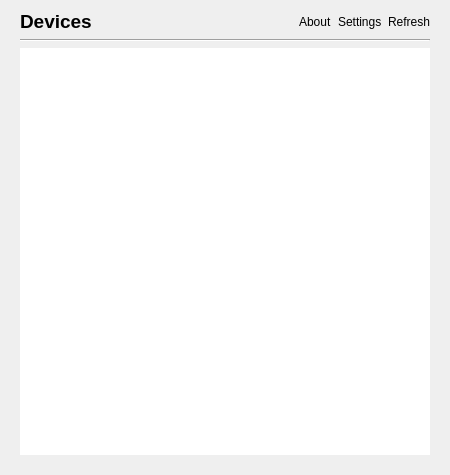
Before: the Qt Designer form sokketter-ui/sources/mainwindow.ui in morwy/sokketter, drawn with Qt 5.
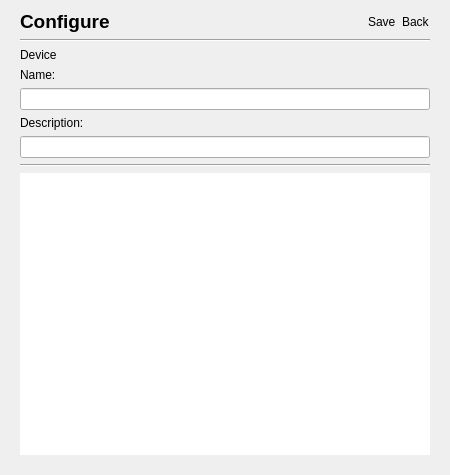
After: the same form once the commit is applied. The open tabs and pages were chosen to show the change. Custom widgets are drawn as their Qt base class.

The edit to the form file:
```diff
--- a/sokketter-ui/sources/mainwindow.ui
+++ b/sokketter-ui/sources/mainwindow.ui
@@ -730,6 +730,186 @@
         </item>
        </layout>
       </widget>
+      <widget class="QWidget" name="device_configure_page">
+       <layout class="QVBoxLayout" name="verticalLayout_8">
+        <property name="leftMargin">
+         <number>0</number>
+        </property>
+        <property name="topMargin">
+         <number>0</number>
+        </property>
+        <property name="rightMargin">
+         <number>0</number>
+        </property>
+        <property name="bottomMargin">
+         <number>0</number>
+        </property>
+        <item>
+         <widget class="QWidget" name="widget_9" native="true">
+          <layout class="QHBoxLayout" name="horizontalLayout_7">
+           <property name="leftMargin">
+            <number>0</number>
+           </property>
+           <property name="topMargin">
+            <number>0</number>
+           </property>
+           <property name="rightMargin">
+            <number>0</number>
+           </property>
+           <property name="bottomMargin">
+            <number>0</number>
+           </property>
+           <item>
+            <widget class="TitleLabel" name="configure_title_label">
+             <property name="font">
+              <font>
+               <pointsize>14</pointsize>
+               <bold>true</bold>
+              </font>
+             </property>
+             <property name="text">
+              <string>Configure</string>
+             </property>
+            </widget>
+           </item>
+           <item>
+            <spacer name="horizontalSpacer_6">
+             <property name="orientation">
+              <enum>Qt::Horizontal</enum>
+             </property>
+             <property name="sizeHint" stdset="0">
+              <size>
+               <width>250</width>
+               <height>20</height>
+              </size>
+             </property>
+            </spacer>
+           </item>
+           <item>
+            <widget class="ButtonLabel" name="configure_save_label">
+             <property name="text">
+              <string>Save</string>
+             </property>
+            </widget>
+           </item>
+           <item>
+            <widget class="ButtonLabel" name="configure_back_label">
+             <property name="text">
+              <string>Back</string>
+             </property>
+            </widget>
+           </item>
+          </layout>
+         </widget>
+        </item>
+        <item>
+         <widget class="Line" name="line_7">
+          <property name="orientation">
+           <enum>Qt::Horizontal</enum>
+          </property>
+         </widget>
+        </item>
+        <item>
+         <widget class="QWidget" name="widget_10" native="true">
+          <layout class="QVBoxLayout" name="verticalLayout_9">
+           <property name="leftMargin">
+            <number>0</number>
+           </property>
+           <property name="topMargin">
+            <number>0</number>
+           </property>
+           <property name="rightMargin">
+            <number>0</number>
+           </property>
+           <property name="bottomMargin">
+            <number>0</number>
+           </property>
+           <item>
+            <layout class="QVBoxLayout" name="verticalLayout_11">
+             <property name="bottomMargin">
+              <number>0</number>
+             </property>
+             <item>
+              <widget class="Title2Label" name="label_6">
+               <property name="text">
+                <string>Device</string>
+               </property>
+              </widget>
+             </item>
+             <item>
+              <widget class="BoldLabel" name="label_4">
+               <property name="text">
+                <string>Name:</string>
+               </property>
+              </widget>
+             </item>
+             <item>
+              <widget class="QLineEdit" name="configure_device_name_line_edit"/>
+             </item>
+             <item>
+              <widget class="BoldLabel" name="label_5">
+               <property name="text">
+                <string>Description:</string>
+               </property>
+              </widget>
+             </item>
+             <item>
+              <widget class="QLineEdit" name="configure_device_description_line_edit"/>
+             </item>
+            </layout>
+           </item>
+           <item>
+            <widget class="Line" name="line_8">
+             <property name="orientation">
+              <enum>Qt::Horizontal</enum>
+             </property>
+            </widget>
+           </item>
+           <item>
+            <widget class="QListWidget" name="configure_socket_list_widget">
+             <property name="autoFillBackground">
+              <bool>true</bool>
+             </property>
+             <property name="frameShape">
+              <enum>QFrame::NoFrame</enum>
+             </property>
+             <property name="frameShadow">
+              <enum>QFrame::Plain</enum>
+             </property>
+             <property name="editTriggers">
+              <set>QAbstractItemView::NoEditTriggers</set>
+             </property>
+             <property name="showDropIndicator" stdset="0">
+              <bool>false</bool>
+             </property>
+             <property name="selectionMode">
+              <enum>QAbstractItemView::NoSelection</enum>
+             </property>
+             <property name="verticalScrollMode">
+              <enum>QAbstractItemView::ScrollPerPixel</enum>
+             </property>
+             <property name="horizontalScrollMode">
+              <enum>QAbstractItemView::ScrollPerPixel</enum>
+             </property>
+             <property name="resizeMode">
+              <enum>QListView::Adjust</enum>
+             </property>
+             <property name="spacing">
+              <number>0</number>
+             </property>
+             <property name="uniformItemSizes">
+              <bool>true</bool>
+             </property>
+             <property name="itemAlignment">
+              <set>Qt::AlignLeading|Qt::AlignLeft|Qt::AlignRight|Qt::AlignTop|Qt::AlignTrailing</set>
+             </property>
+            </widget>
+           </item>
+          </layout>
+         </widget>
+        </item>
+       </layout>
+      </widget>
      </widget>
     </item>
    </layout>
@@ -757,6 +937,21 @@
    <extends>QLabel</extends>
    <header location="global">ElidingLabel.h</header>
   </customwidget>
+  <customwidget>
+   <class>BoldLabel</class>
+   <extends>QLabel</extends>
+   <header>BoldLabel.h</header>
+  </customwidget>
+  <customwidget>
+   <class>Title2Label</class>
+   <extends>QLabel</extends>
+   <header>Title2Label.h</header>
+  </customwidget>
+  <customwidget>
+   <class>HoverableListWidget</class>
+   <extends>QListWidget</extends>
+   <header>HoverableListWidget.h</header>
+  </customwidget>
  </customwidgets>
  <resources/>
  <connections/>
```
Left out of the diff: 11 changed lines with no effect on the pictures.
